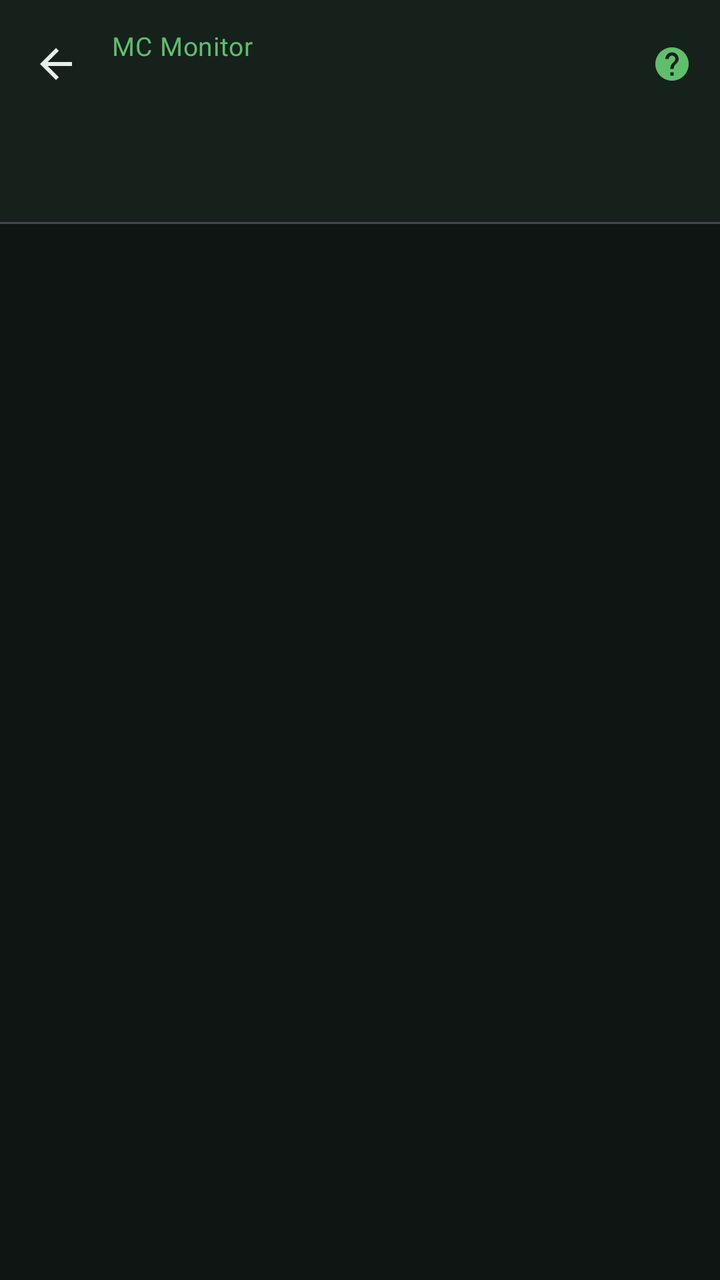
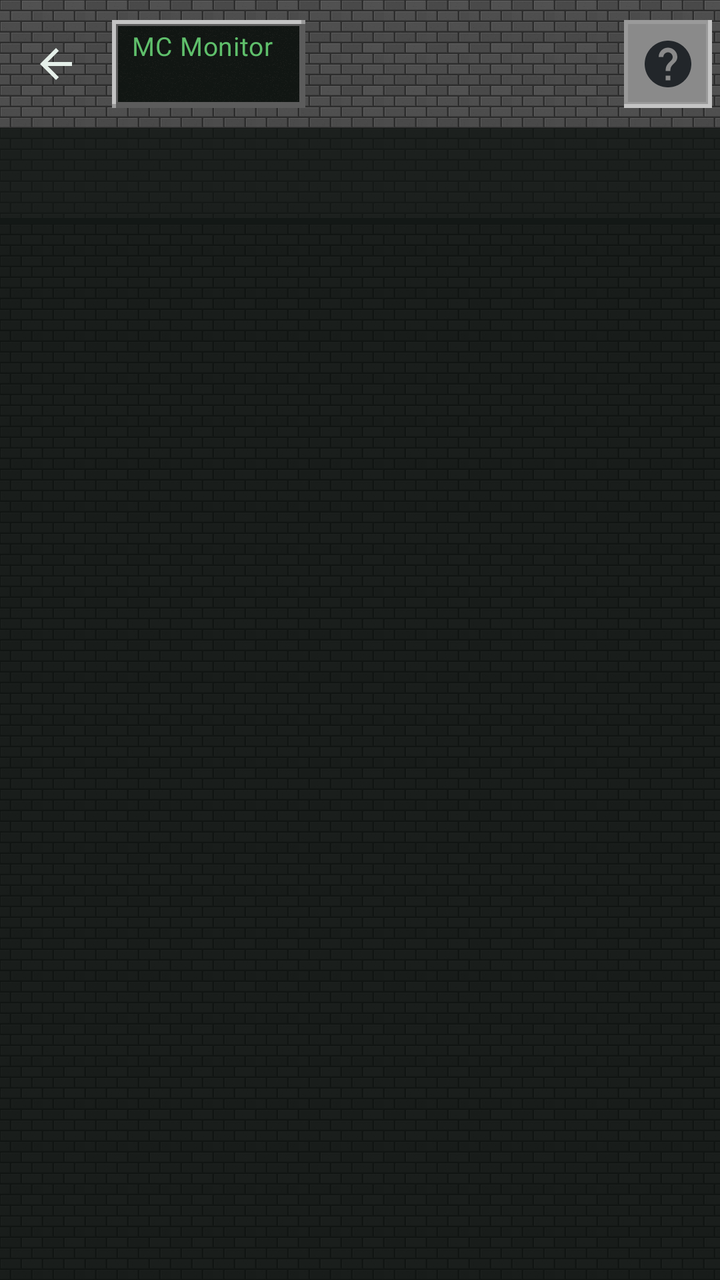

Screens rendered from an Android XML layout before and after an edit, with the pre-edit source and the edit as a unified diff.
<!-- AndroidManifest.xml: application theme Theme.McMonitor -->
<!-- res/layout/activity_main.xml -->
<?xml version="1.0" encoding="utf-8"?>
<LinearLayout xmlns:android="http://schemas.android.com/apk/res/android"
    xmlns:app="http://schemas.android.com/apk/res-auto"
    android:layout_width="match_parent"
    android:layout_height="match_parent"
    android:background="@color/bg"
    android:orientation="vertical">

    <com.google.android.material.appbar.AppBarLayout
        android:id="@+id/appbar"
        android:layout_width="match_parent"
        android:layout_height="wrap_content"
        android:background="@color/surface">

        <com.google.android.material.appbar.MaterialToolbar
            android:id="@+id/toolbar"
            android:layout_width="match_parent"
            android:layout_height="?attr/actionBarSize"
            app:navigationIcon="@drawable/ic_back">

            <LinearLayout
                android:layout_width="wrap_content"
                android:layout_height="wrap_content"
                android:orientation="vertical">

                <LinearLayout
                    android:layout_width="wrap_content"
                    android:layout_height="wrap_content"
                    android:baselineAligned="true"
                    android:orientation="horizontal">

                    <TextView
                        android:layout_width="wrap_content"
                        android:layout_height="wrap_content"
                        android:fontFamily="@font/press_start_2p"
                        android:letterSpacing="0.02"
                        android:text="@string/app_name"
                        android:textColor="@color/grass"
                        android:textSize="13sp" />

                    <TextView
                        android:id="@+id/version"
                        android:layout_width="wrap_content"
                        android:layout_height="wrap_content"
                        android:layout_marginStart="6dp"
                        android:textColor="@color/text_dim"
                        android:textSize="11sp" />
                </LinearLayout>

                <TextView
                    android:id="@+id/serverName"
                    android:layout_width="wrap_content"
                    android:layout_height="wrap_content"
                    android:layout_marginTop="2dp"
                    android:maxLines="1"
                    android:textColor="@color/text_dim"
                    android:textSize="12sp" />
            </LinearLayout>

            <com.google.android.material.button.MaterialButton
                android:id="@+id/btnHelp"
                style="@style/Widget.Material3.Button.IconButton"
                android:layout_width="48dp"
                android:layout_height="48dp"
                android:layout_gravity="end"
                android:contentDescription="Aiuto su questa pagina"
                android:tooltipText="Aiuto"
                app:icon="@drawable/ic_help"
                app:iconPadding="0dp" />
        </com.google.android.material.appbar.MaterialToolbar>

        <com.google.android.material.tabs.TabLayout
            android:id="@+id/tabs"
            android:layout_width="match_parent"
            android:layout_height="wrap_content"
            app:tabGravity="start"
            app:tabIndicatorColor="@color/grass"
            app:tabMode="scrollable"
            app:tabSelectedTextColor="@color/grass"
            app:tabTextColor="@color/text_dim" />

    </com.google.android.material.appbar.AppBarLayout>

    <include
        android:id="@+id/updateBanner"
        layout="@layout/view_update_banner" />

    <androidx.viewpager2.widget.ViewPager2
        android:id="@+id/pager"
        android:layout_width="match_parent"
        android:layout_height="0dp"
        android:layout_weight="1" />

</LinearLayout>
<!-- res/layout/view_update_banner.xml (included above) -->
<?xml version="1.0" encoding="utf-8"?>
<com.google.android.material.card.MaterialCardView xmlns:android="http://schemas.android.com/apk/res/android"
    xmlns:app="http://schemas.android.com/apk/res-auto"
    android:layout_width="match_parent"
    android:layout_height="wrap_content"
    android:layout_margin="10dp"
    android:visibility="gone"
    app:cardBackgroundColor="@color/surface_high"
    app:cardCornerRadius="12dp"
    app:strokeColor="@color/grass"
    app:strokeWidth="1dp">

    <LinearLayout
        android:layout_width="match_parent"
        android:layout_height="wrap_content"
        android:orientation="vertical"
        android:padding="12dp">

        <TextView
            android:id="@+id/updateTitle"
            android:layout_width="match_parent"
            android:layout_height="wrap_content"
            android:textColor="@color/grass"
            android:textSize="14sp"
            android:textStyle="bold" />

        <TextView
            android:id="@+id/updateNotes"
            android:layout_width="match_parent"
            android:layout_height="wrap_content"
            android:layout_marginTop="2dp"
            android:maxLines="4"
            android:textColor="@color/text_dim"
            android:textSize="12sp" />

        <LinearLayout
            android:layout_width="match_parent"
            android:layout_height="wrap_content"
            android:gravity="end"
            android:orientation="horizontal">

            <com.google.android.material.button.MaterialButton
                android:id="@+id/updateDismiss"
                style="@style/Widget.Material3.Button.TextButton"
                android:layout_width="wrap_content"
                android:layout_height="wrap_content"
                android:text="Più tardi" />

            <com.google.android.material.button.MaterialButton
                android:id="@+id/updateInstall"
                android:layout_width="wrap_content"
                android:layout_height="wrap_content"
                android:layout_marginStart="8dp"
                android:text="Aggiorna" />
        </LinearLayout>
    </LinearLayout>
</com.google.android.material.card.MaterialCardView>
<!-- resources referenced by this layout -->
<resources>
  <style name="Theme.McMonitor" parent="Theme.Material3.Dark.NoActionBar">
          <item name="colorPrimary">@color/grass</item>
          <item name="colorOnPrimary">#06120B</item>
          <item name="colorPrimaryContainer">@color/grass_dark</item>
          <item name="colorOnPrimaryContainer">@color/text</item>
          <item name="colorSecondary">@color/dirt</item>
          <item name="colorError">@color/danger</item>
          <item name="android:colorBackground">@color/bg</item>
          <item name="colorSurface">@color/surface</item>
          <item name="colorSurfaceVariant">@color/surface_high</item>
          <item name="colorOnSurface">@color/text</item>
          <item name="colorOnSurfaceVariant">@color/text_dim</item>
          <item name="android:statusBarColor" tools:targetApi="l">@color/surface</item>
          <item name="android:navigationBarColor" tools:targetApi="l">@color/bg</item>
      </style>
  <!-- unchanged entries left out for length: 12 -->
</resources>

<!-- the commit's change to res/layout/activity_main.xml (unified diff, before → after) -->
@@ -3,25 +3,30 @@
     xmlns:app="http://schemas.android.com/apk/res-auto"
     android:layout_width="match_parent"
     android:layout_height="match_parent"
-    android:background="@color/bg"
     android:orientation="vertical">
 
     <com.google.android.material.appbar.AppBarLayout
         android:id="@+id/appbar"
         android:layout_width="match_parent"
         android:layout_height="wrap_content"
-        android:background="@color/surface">
+        android:background="@drawable/bg_appbar_stone">
 
         <com.google.android.material.appbar.MaterialToolbar
             android:id="@+id/toolbar"
             android:layout_width="match_parent"
             android:layout_height="?attr/actionBarSize"
+            android:background="@android:color/transparent"
             app:navigationIcon="@drawable/ic_back">
 
             <LinearLayout
                 android:layout_width="wrap_content"
                 android:layout_height="wrap_content"
-                android:orientation="vertical">
+                android:background="@drawable/bg_panel_inset"
+                android:orientation="vertical"
+                android:paddingStart="10dp"
+                android:paddingTop="4dp"
+                android:paddingEnd="10dp"
+                android:paddingBottom="4dp">
 
                 <LinearLayout
                     android:layout_width="wrap_content"
@@ -57,22 +62,26 @@
                     android:textSize="12sp" />
             </LinearLayout>
 
-            <com.google.android.material.button.MaterialButton
+            <ImageButton
                 android:id="@+id/btnHelp"
-                style="@style/Widget.Material3.Button.IconButton"
-                android:layout_width="48dp"
-                android:layout_height="48dp"
+                android:layout_width="44dp"
+                android:layout_height="44dp"
                 android:layout_gravity="end"
+                android:layout_marginEnd="4dp"
+                android:background="@drawable/bg_stone_button"
                 android:contentDescription="Aiuto su questa pagina"
-                android:tooltipText="Aiuto"
-                app:icon="@drawable/ic_help"
-                app:iconPadding="0dp" />
+                android:padding="8dp"
+                android:scaleType="fitCenter"
+                android:src="@drawable/ic_help"
+                android:tint="#22262A"
+                android:tooltipText="Aiuto" />
         </com.google.android.material.appbar.MaterialToolbar>
 
         <com.google.android.material.tabs.TabLayout
             android:id="@+id/tabs"
             android:layout_width="match_parent"
             android:layout_height="wrap_content"
+            android:background="#CC101512"
             app:tabGravity="start"
             app:tabIndicatorColor="@color/grass"
             app:tabMode="scrollable"
@@ -101,7 +110,7 @@
     android:layout_margin="10dp"
     android:visibility="gone"
     app:cardBackgroundColor="@color/surface_high"
-    app:cardCornerRadius="12dp"
+    app:cardCornerRadius="0dp"
     app:strokeColor="@color/grass"
     app:strokeWidth="1dp">
 
@@ -136,7 +145,7 @@
 
             <com.google.android.material.button.MaterialButton
                 android:id="@+id/updateDismiss"
-                style="@style/Widget.Material3.Button.TextButton"
+                style="@style/McButton.Text"
                 android:layout_width="wrap_content"
                 android:layout_height="wrap_content"
                 android:text="Più tardi" />
<!-- resource entries referenced after the edit -->
@@ -1,5 +1,108 @@
 <!-- resources referenced by this layout -->
 <resources>
+  <!-- drawable bg_appbar_stone (drawable) -->
+  <?xml version="1.0" encoding="utf-8"?>
+  <layer-list xmlns:android="http://schemas.android.com/apk/res/android">
+  
+      <item>
+          <bitmap
+              android:src="@drawable/tile_stone"
+              android:tileModeX="repeat"
+              android:tileModeY="repeat" />
+      </item>
+  
+      <item>
+          <color android:color="#66000000" />
+      </item>
+  
+      <item android:gravity="bottom">
+          <shape android:shape="rectangle">
+              <size android:height="3dp" />
+              <solid android:color="#22262A" />
+          </shape>
+      </item>
+  </layer-list>
+  <!-- drawable bg_panel_inset (drawable) -->
+  <?xml version="1.0" encoding="utf-8"?>
+  <layer-list xmlns:android="http://schemas.android.com/apk/res/android">
+  
+      <item>
+          <shape android:shape="rectangle">
+              <solid android:color="#9A9A9A" />
+          </shape>
+      </item>
+  
+      <item
+          android:bottom="2dp"
+          android:end="2dp">
+          <shape android:shape="rectangle">
+              <solid android:color="#C4C4C4" />
+          </shape>
+      </item>
+  
+      <item
+          android:start="2dp"
+          android:top="2dp">
+          <shape android:shape="rectangle">
+              <solid android:color="#5C5C5C" />
+          </shape>
+      </item>
+  
+      <item
+          android:bottom="3dp"
+          android:end="3dp"
+          android:start="3dp"
+          android:top="3dp">
+          <bitmap
+              android:src="@drawable/tile_dark"
+              android:tileModeX="repeat"
+              android:tileModeY="repeat" />
+      </item>
+  </layer-list>
+  <!-- drawable bg_stone_button (drawable) -->
+  <?xml version="1.0" encoding="utf-8"?>
+  <selector xmlns:android="http://schemas.android.com/apk/res/android">
+  
+      <item android:state_pressed="true">
+          <layer-list>
+              <item>
+                  <shape android:shape="rectangle">
+                      <solid android:color="#5C5C5C" />
+                  </shape>
+              </item>
+              <item android:top="2dp" android:start="2dp">
+                  <shape android:shape="rectangle">
+                      <solid android:color="#8A8A8A" />
+                  </shape>
+              </item>
+          </layer-list>
+      </item>
+  
+      <item>
+          <layer-list>
+              <item>
+                  <shape android:shape="rectangle">
+                      <solid android:color="#C4C4C4" />
+                  </shape>
+              </item>
+              <item android:bottom="2dp" android:end="2dp">
+                  <shape android:shape="rectangle">
+                      <solid android:color="#9A9A9A" />
+                  </shape>
+              </item>
+              <item android:top="2dp" android:start="2dp" android:bottom="3dp" android:end="3dp">
+                  <shape android:shape="rectangle">
+                      <solid android:color="#8A8A8A" />
+                  </shape>
+              </item>
+          </layer-list>
+      </item>
+  </selector>
+  <style name="McButton.Text" parent="Widget.Material3.Button.TextButton">
+          <item name="cornerRadius">0dp</item>
+          <item name="android:textColor">@color/grass</item>
+          <item name="android:textAllCaps">false</item>
+      </style>
   <style name="Theme.McMonitor" parent="Theme.Material3.Dark.NoActionBar">
           <item name="colorPrimary">@color/grass</item>
           <item name="colorOnPrimary">#06120B</item>
@@ -14,7 +117,59 @@
           <item name="colorOnSurfaceVariant">@color/text_dim</item>
           <item name="android:statusBarColor" tools:targetApi="l">@color/surface</item>
           <item name="android:navigationBarColor" tools:targetApi="l">@color/bg</item>
+  
+          
+          <item name="android:windowBackground">@drawable/bg_window_stone</item>
+          <item name="materialButtonStyle">@style/McButton</item>
+          <item name="materialButtonOutlinedStyle">@style/McButton.Outlined</item>
+          <item name="materialCardViewStyle">@style/McCard</item>
+          <item name="shapeAppearanceSmallComponent">@style/McShape</item>
+          <item name="shapeAppearanceMediumComponent">@style/McShape</item>
+          <item name="shapeAppearanceLargeComponent">@style/McShape</item>
       </style>
+  <!-- drawable tile_stone: png bitmap (drawable-nodpi, 1621 bytes) -->
+  <!-- drawable tile_dark: png bitmap (drawable-nodpi, 1277 bytes) -->
+  <!-- drawable bg_window_stone (drawable) -->
+  <?xml version="1.0" encoding="utf-8"?>
+  <layer-list xmlns:android="http://schemas.android.com/apk/res/android">
+      <item>
+          <bitmap
+              android:src="@drawable/tile_stone"
+              android:tileModeX="repeat"
+              android:tileModeY="repeat" />
+      </item>
+      <item>
+          <color android:color="#D9080C0A" />
+      </item>
+  </layer-list>
+  <style name="McButton" parent="Widget.Material3.Button">
+          <item name="cornerRadius">0dp</item>
+          <item name="backgroundTint">@color/stone</item>
+          <item name="android:textColor">@color/stone_text</item>
+          <item name="android:textAllCaps">false</item>
+          <item name="rippleColor">#33FFFFFF</item>
+      </style>
+  <style name="McButton.Outlined" parent="Widget.Material3.Button.OutlinedButton">
+          <item name="cornerRadius">0dp</item>
+          <item name="strokeColor">@color/stone_edge</item>
+          <item name="strokeWidth">2dp</item>
+          <item name="android:textColor">@color/grass</item>
+          <item name="android:textAllCaps">false</item>
+      </style>
+  <style name="McCard" parent="Widget.Material3.CardView.Filled">
+          <item name="cardCornerRadius">0dp</item>
+          <item name="cardBackgroundColor">@color/surface</item>
+          <item name="strokeColor">@color/stone_edge</item>
+          <item name="strokeWidth">2dp</item>
+          <item name="cardElevation">0dp</item>
+      </style>
+  <style name="McShape" parent="ShapeAppearance.Material3.SmallComponent">
+          <item name="cornerFamily">rounded</item>
+          <item name="cornerSize">0dp</item>
+      </style>
+  <color name="stone">#8A8A8A</color>
+  <color name="stone_text">#12160F</color>
+  <color name="stone_edge">#5C5C5C</color>
   <!-- unchanged entries left out for length: 12 -->
 </resources>
 
